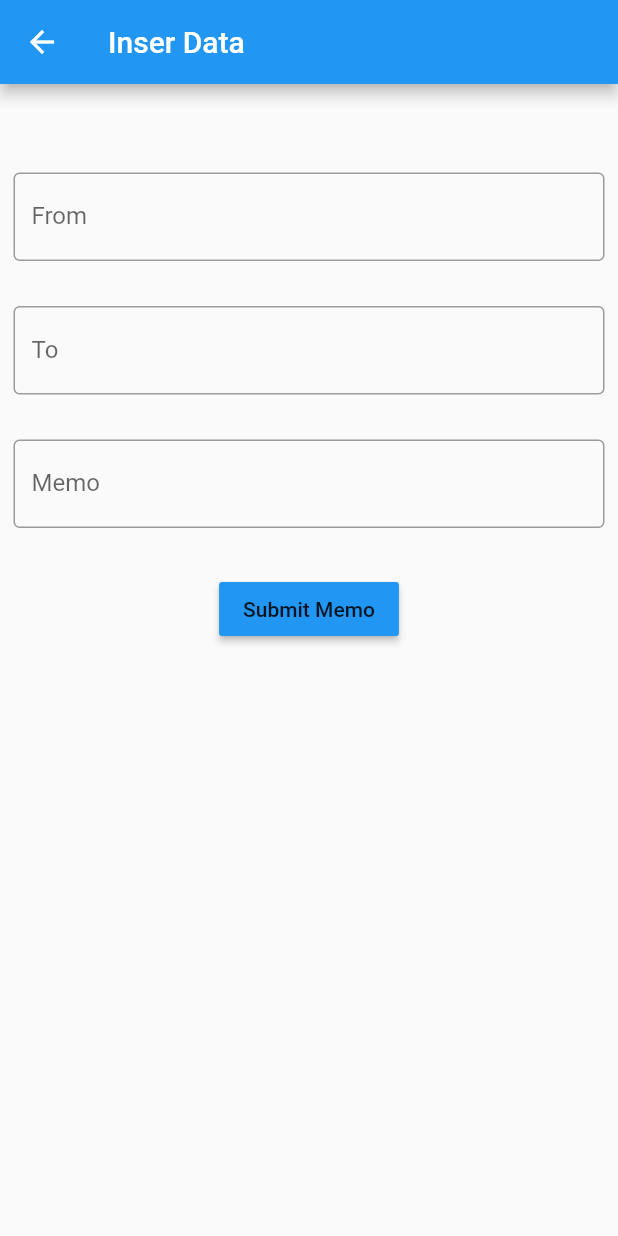
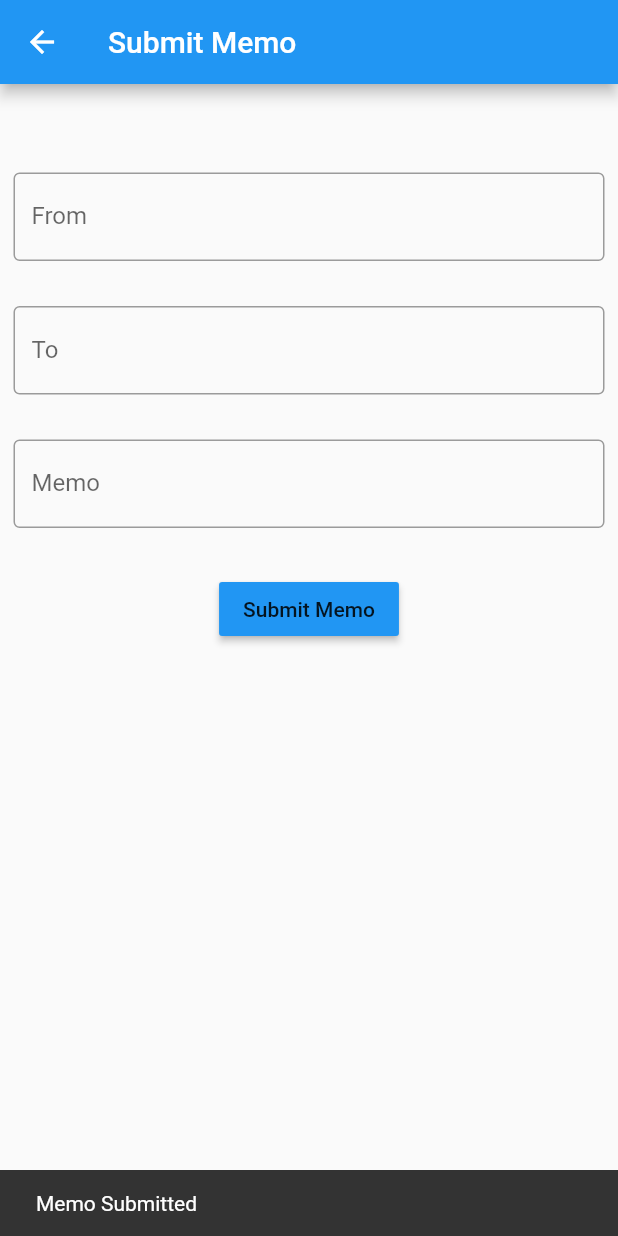
Before and after one commit to pamotinggi/ememo, a Flutter app: the InsertData screen opened directly, after a tap on "Submit Memo", on a phone screen of 412 x 824 dp. Run offline on Flutter 3.47's test engine with Material 2 defaults, Android fonts, the light colour scheme and no system bars; our stand-ins replace cloud_firestore, easy_splash_screen, firebase_auth, firebase_core, fluttertoast; accounts and stored records are empty.

Commit message:
update insert data and add memo model

```diff
--- /dev/null
+++ b/lib/model/memo_model.dart
@@ -0,0 +1,23 @@
+class memo{
+  String? from;
+  String? to;
+  String? content;
+
+  memo({this.content, this.from, this.to});
+
+  factory memo.fromMap(map){
+    return memo(
+      from: map['from'],
+      to: map['to'],
+      content: map['content'],
+    );
+  }
+
+  Map<String,dynamic> toMap(){
+    return{
+      'from':from,
+      'to':to,
+      'content':content,
+    };
+  }
+}
--- a/lib/screen/inserdata.dart
+++ b/lib/screen/inserdata.dart
@@ -1,3 +1,6 @@
+import 'package:cloud_firestore/cloud_firestore.dart';
+import 'package:ememo/model/memo_model.dart';
+import 'package:firebase_auth/firebase_auth.dart';
 import 'package:flutter/material.dart';
 
 class InsertData extends StatefulWidget {
@@ -11,47 +14,85 @@ class _InsertDataState extends State<InsertData> {
   final fromNameController = TextEditingController();
   final toNameController = TextEditingController();
   final memoController = TextEditingController();
+  //firebase thing
+  FirebaseFirestore firebaseFirestore = FirebaseFirestore.instance;
+  User? user = FirebaseAuth.instance.currentUser;
+  memo memomodel = new memo();
+  @override
+  void initState() {
+    super.initState();
+    FirebaseFirestore.instance
+        .collection("users")
+        .doc(user!.uid)
+        .get()
+        .then((value) {
+      this.memomodel = memo.fromMap(value.data());
+      setState(() {});
+    });
+  }
 
+  //actual flutter
   @override
   Widget build(BuildContext context) {
     return Scaffold(
       appBar: AppBar(
-        title: Text("Inser Data"),
+        title: Text("Submit Memo"),
       ),
       body: Center(
         child: Padding(
           padding: EdgeInsets.all(9),
           child: Column(
             children: [
-              SizedBox(height: 50,),
+              SizedBox(
+                height: 50,
+              ),
               TextField(
                 controller: fromNameController,
                 decoration: const InputDecoration(
                     border: OutlineInputBorder(),
                     labelText: 'From',
-                  hintText: 'From :'
+                    hintText: 'From :'),
               ),
+              SizedBox(
+                height: 30,
               ),
-              SizedBox(height: 30,),
               TextField(
                 controller: toNameController,
                 decoration: const InputDecoration(
                     border: OutlineInputBorder(),
                     labelText: 'To',
-                    hintText: 'To :'
+                    hintText: 'To :'),
               ),
+              SizedBox(
+                height: 30,
               ),
-              SizedBox(height: 30,),
               TextField(
                 controller: memoController,
                 decoration: const InputDecoration(
                     border: OutlineInputBorder(),
                     labelText: 'Memo',
-                    hintText: 'Memo :'
+                    hintText: 'Memo :'),
               ),
+              SizedBox(
+                height: 30,
               ),
-              SizedBox(height: 30,),
-              MaterialButton(onPressed: (){
+              MaterialButton(
+                onPressed: () {
+                  var date = DateTime.now().toString();
+                  Map<String, dynamic> data = {
+                    "from": fromNameController.text,
+                    "to": toNameController.text,
+                    "memo": memoController.text,
+                  };
+                  FirebaseFirestore.instance
+                      .collection('memo')
+                      .doc(user!.email)
+                      .collection('content')
+                      .doc(date)
+                      .set(data);
+                  final snackBar =
+                      SnackBar(content: const Text("Memo Submitted"));
+                  ScaffoldMessenger.of(context).showSnackBar(snackBar);
                 },
                 child: const Text('Submit Memo'),
                 color: Colors.blue,
```
Lines whose indentation alone changed are shown as unchanged.
